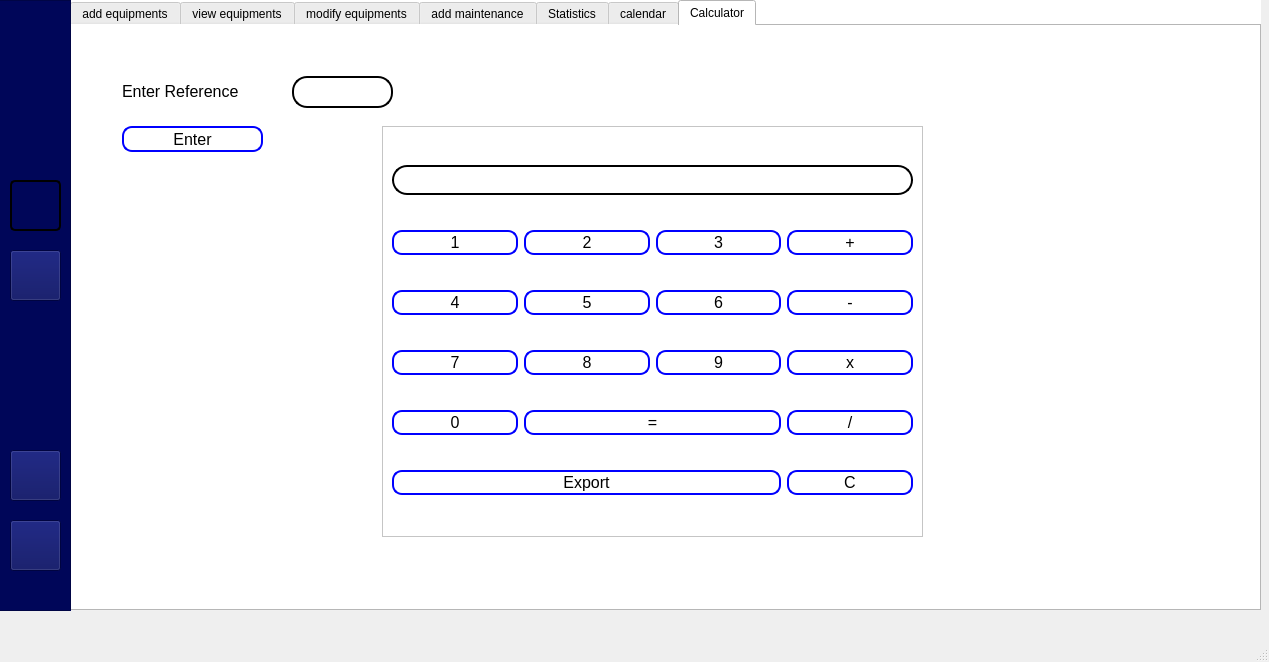
Projet-CPP-2A6/Nautica, file mainwindow.ui: the form before one commit.
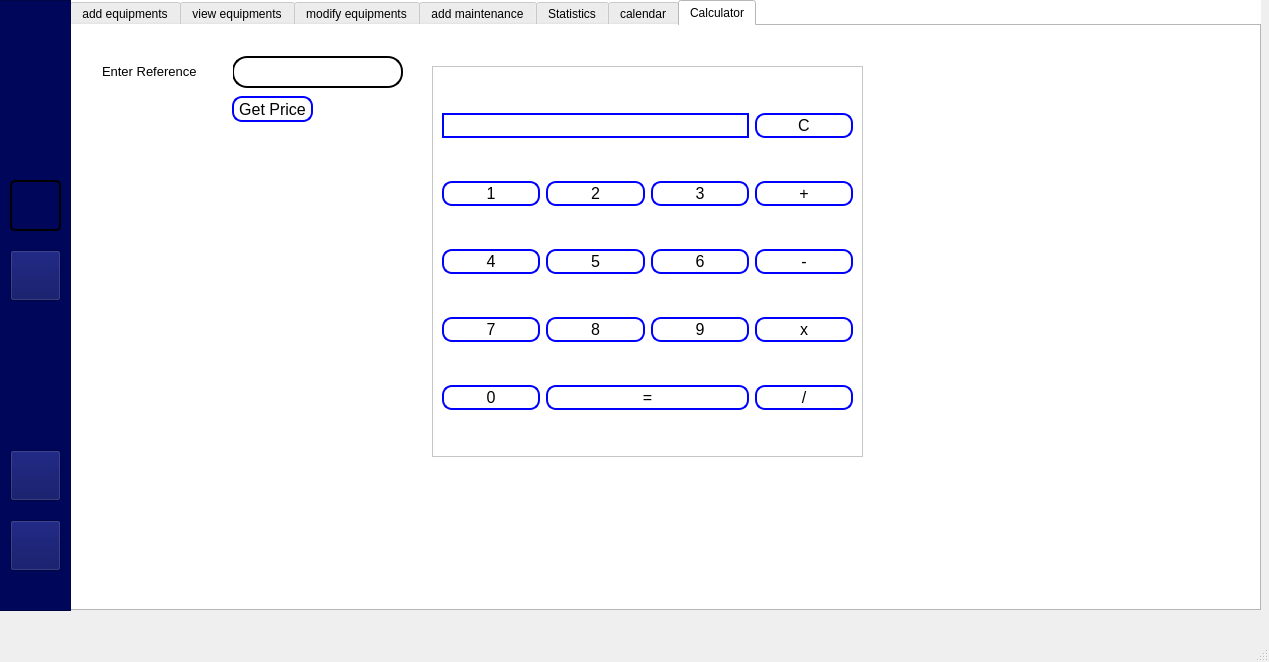
The form after the commit. The open tabs and pages were chosen to show the change. Icons and pictures are not drawn.

The edit to the form file:
```diff
--- a/mainwindow.ui
+++ b/mainwindow.ui
@@ -4729,10 +4729,10 @@
        <widget class="QFrame" name="frame_18">
         <property name="geometry">
          <rect>
-          <x>310</x>
-          <y>100</y>
-          <width>541</width>
-          <height>411</height>
+          <x>360</x>
+          <y>40</y>
+          <width>431</width>
+          <height>391</height>
          </rect>
         </property>
         <property name="frameShape">
@@ -4742,28 +4742,6 @@
          <enum>QFrame::Raised</enum>
         </property>
         <layout class="QGridLayout" name="gridLayout_6">
-         <item row="3" column="2">
-          <widget class="QPushButton" name="pushButton_4">
-           <property name="styleSheet">
-            <string notr="true">QPushButton {
-        background-color: #ffffff; /* Fond blanc */
-        border: 2px solid blue; /* Bordure bleue */
-        border-radius: 10px; /* Coins arrondis */
-        padding: 1px 2px; /* Espacement intérieur */
-        color: black; /* Couleur du texte */
-        font-size: 16px; /* Taille de la police */
-    }
-
-    QPushButton:hover {
-        background-color: blue; /* Nouvelle couleur de fond au survol */
-        color: white; /* Nouvelle couleur de texte au survol */
-    }</string>
-           </property>
-           <property name="text">
-            <string>3</string>
-           </property>
-          </widget>
-         </item>
          <item row="5" column="3">
           <widget class="QPushButton" name="pushButton_5">
            <property name="styleSheet">
@@ -4782,78 +4760,12 @@
     }</string>
            </property>
            <property name="text">
-            <string>x</string>
+            <string>/</string>
            </property>
           </widget>
          </item>
-         <item row="7" column="0" colspan="3">
-          <widget class="QPushButton" name="pushButton_23">
-           <property name="styleSheet">
-            <string notr="true">QPushButton {
-        background-color: #ffffff; /* Fond blanc */
-        border: 2px solid blue; /* Bordure bleue */
-        border-radius: 10px; /* Coins arrondis */
-        padding: 1px 2px; /* Espacement intérieur */
-        color: black; /* Couleur du texte */
-        font-size: 16px; /* Taille de la police */
-    }
-
-    QPushButton:hover {
-        background-color: blue; /* Nouvelle couleur de fond au survol */
-        color: white; /* Nouvelle couleur de texte au survol */
-    }</string>
-           </property>
-           <property name="text">
-            <string>Export</string>
-           </property>
-          </widget>
-         </item>
-         <item row="5" column="1">
-          <widget class="QPushButton" name="pushButton_8">
-           <property name="styleSheet">
-            <string notr="true">QPushButton {
-        background-color: #ffffff; /* Fond blanc */
-        border: 2px solid blue; /* Bordure bleue */
-        border-radius: 10px; /* Coins arrondis */
-        padding: 1px 2px; /* Espacement intérieur */
-        color: black; /* Couleur du texte */
-        font-size: 16px; /* Taille de la police */
-    }
-
-    QPushButton:hover {
-        background-color: blue; /* Nouvelle couleur de fond au survol */
-        color: white; /* Nouvelle couleur de texte au survol */
-    }</string>
-           </property>
-           <property name="text">
-            <string>8</string>
-           </property>
-          </widget>
-         </item>
-         <item row="7" column="3">
-          <widget class="QPushButton" name="pushButton_22">
-           <property name="styleSheet">
-            <string notr="true">QPushButton {
-        background-color: #ffffff; /* Fond blanc */
-        border: 2px solid blue; /* Bordure bleue */
-        border-radius: 10px; /* Coins arrondis */
-        padding: 1px 2px; /* Espacement intérieur */
-        color: black; /* Couleur du texte */
-        font-size: 16px; /* Taille de la police */
-    }
-
-    QPushButton:hover {
-        background-color: blue; /* Nouvelle couleur de fond au survol */
-        color: white; /* Nouvelle couleur de texte au survol */
-    }</string>
-           </property>
-           <property name="text">
-            <string>C</string>
-           </property>
-          </widget>
-         </item>
-         <item row="4" column="0">
-          <widget class="QPushButton" name="pushButton_2">
+         <item row="3" column="0">
+          <widget class="QPushButton" name="calculatorbutton_4">
            <property name="styleSheet">
             <string notr="true">QPushButton {
         background-color: #ffffff; /* Fond blanc */
@@ -4874,8 +4786,8 @@
            </property>
           </widget>
          </item>
-         <item row="3" column="1">
-          <widget class="QPushButton" name="pushButton_20">
+         <item row="4" column="0">
+          <widget class="QPushButton" name="calculatorbutton_7">
            <property name="styleSheet">
             <string notr="true">QPushButton {
         background-color: #ffffff; /* Fond blanc */
@@ -4892,78 +4804,12 @@
     }</string>
            </property>
            <property name="text">
-            <string>2</string>
+            <string>7</string>
            </property>
           </widget>
          </item>
-         <item row="6" column="1" colspan="2">
-          <widget class="QPushButton" name="pushButton_9">
-           <property name="styleSheet">
-            <string notr="true">QPushButton {
-        background-color: #ffffff; /* Fond blanc */
-        border: 2px solid blue; /* Bordure bleue */
-        border-radius: 10px; /* Coins arrondis */
-        padding: 1px 2px; /* Espacement intérieur */
-        color: black; /* Couleur du texte */
-        font-size: 16px; /* Taille de la police */
-    }
-
-    QPushButton:hover {
-        background-color: blue; /* Nouvelle couleur de fond au survol */
-        color: white; /* Nouvelle couleur de texte au survol */
-    }</string>
-           </property>
-           <property name="text">
-            <string>=</string>
-           </property>
-          </widget>
-         </item>
-         <item row="6" column="0">
-          <widget class="QPushButton" name="pushButton_18">
-           <property name="styleSheet">
-            <string notr="true">QPushButton {
-        background-color: #ffffff; /* Fond blanc */
-        border: 2px solid blue; /* Bordure bleue */
-        border-radius: 10px; /* Coins arrondis */
-        padding: 1px 2px; /* Espacement intérieur */
-        color: black; /* Couleur du texte */
-        font-size: 16px; /* Taille de la police */
-    }
-
-    QPushButton:hover {
-        background-color: blue; /* Nouvelle couleur de fond au survol */
-        color: white; /* Nouvelle couleur de texte au survol */
-    }</string>
-           </property>
-           <property name="text">
-            <string>0</string>
-           </property>
-          </widget>
-         </item>
-         <item row="3" column="3">
-          <widget class="QPushButton" name="pushButton_17">
-           <property name="styleSheet">
-            <string notr="true">QPushButton {
-        background-color: #ffffff; /* Fond blanc */
-        border: 2px solid blue; /* Bordure bleue */
-        border-radius: 10px; /* Coins arrondis */
-        padding: 1px 2px; /* Espacement intérieur */
-        color: black; /* Couleur du texte */
-        font-size: 16px; /* Taille de la police */
-    }
-
-    QPushButton:hover {
-        background-color: blue; /* Nouvelle couleur de fond au survol */
-        color: white; /* Nouvelle couleur de texte au survol */
-    }</string>
-           </property>
-           <property name="text">
-            <string>+</string>
-           </property>
-          </widget>
-         </item>
-         <item row="3" column="0">
-          <widget class="QPushButton" name="pushButton_21">
+         <item row="2" column="0">
+          <widget class="QPushButton" name="calculatorbutton_1">
            <property name="styleSheet">
             <string notr="true">QPushButton {
         background-color: #ffffff; /* Fond blanc */
@@ -4984,8 +4830,8 @@
            </property>
           </widget>
          </item>
-         <item row="4" column="1">
-          <widget class="QPushButton" name="pushButton_19">
+         <item row="3" column="1">
+          <widget class="QPushButton" name="calculatorbutton_5">
            <property name="styleSheet">
             <string notr="true">QPushButton {
         background-color: #ffffff; /* Fond blanc */
@@ -5006,8 +4852,8 @@
            </property>
           </widget>
          </item>
-         <item row="5" column="0">
-          <widget class="QPushButton" name="pushButton_10">
+         <item row="4" column="1">
+          <widget class="QPushButton" name="calculatorbutton_8">
            <property name="styleSheet">
             <string notr="true">QPushButton {
         background-color: #ffffff; /* Fond blanc */
@@ -5024,12 +4870,78 @@
     }</string>
            </property>
            <property name="text">
-            <string>7</string>
+            <string>8</string>
            </property>
           </widget>
          </item>
-         <item row="5" column="2">
-          <widget class="QPushButton" name="pushButton_7">
+         <item row="1" column="3">
+          <widget class="QPushButton" name="calculatorbutton_clear">
+           <property name="styleSheet">
+            <string notr="true">QPushButton {
+        background-color: #ffffff; /* Fond blanc */
+        border: 2px solid blue; /* Bordure bleue */
+        border-radius: 10px; /* Coins arrondis */
+        padding: 1px 2px; /* Espacement intérieur */
+        color: black; /* Couleur du texte */
+        font-size: 16px; /* Taille de la police */
+    }
+
+    QPushButton:hover {
+        background-color: blue; /* Nouvelle couleur de fond au survol */
+        color: white; /* Nouvelle couleur de texte au survol */
+    }</string>
+           </property>
+           <property name="text">
+            <string>C</string>
+           </property>
+          </widget>
+         </item>
+         <item row="2" column="3">
+          <widget class="QPushButton" name="calculatorbutton_plus">
+           <property name="styleSheet">
+            <string notr="true">QPushButton {
+        background-color: #ffffff; /* Fond blanc */
+        border: 2px solid blue; /* Bordure bleue */
+        border-radius: 10px; /* Coins arrondis */
+        padding: 1px 2px; /* Espacement intérieur */
+        color: black; /* Couleur du texte */
+        font-size: 16px; /* Taille de la police */
+    }
+
+    QPushButton:hover {
+        background-color: blue; /* Nouvelle couleur de fond au survol */
+        color: white; /* Nouvelle couleur de texte au survol */
+    }</string>
+           </property>
+           <property name="text">
+            <string>+</string>
+           </property>
+          </widget>
+         </item>
+         <item row="5" column="1" colspan="2">
+          <widget class="QPushButton" name="calculatorbutton_equals">
+           <property name="styleSheet">
+            <string notr="true">QPushButton {
+        background-color: #ffffff; /* Fond blanc */
+        border: 2px solid blue; /* Bordure bleue */
+        border-radius: 10px; /* Coins arrondis */
+        padding: 1px 2px; /* Espacement intérieur */
+        color: black; /* Couleur du texte */
+        font-size: 16px; /* Taille de la police */
+    }
+
+    QPushButton:hover {
+        background-color: blue; /* Nouvelle couleur de fond au survol */
+        color: white; /* Nouvelle couleur de texte au survol */
+    }</string>
+           </property>
+           <property name="text">
+            <string>=</string>
+           </property>
+          </widget>
+         </item>
+         <item row="4" column="2">
+          <widget class="QPushButton" name="calculatorbutton_9">
            <property name="styleSheet">
             <string notr="true">QPushButton {
         background-color: #ffffff; /* Fond blanc */
@@ -5050,27 +4962,30 @@
            </property>
           </widget>
          </item>
-         <item row="1" column="0" colspan="4">
-          <widget class="QLineEdit" name="lineEdit_3">
+         <item row="2" column="2">
+          <widget class="QPushButton" name="calculatorbutton_3">
            <property name="styleSheet">
-            <string notr="true">QLineEdit {
-        border: 2px solid black;
-        border-radius: 15px;
-        padding: 5px;
-        background-color: rgba(255, 255, 255);
-        color: black;
+            <string notr="true">QPushButton {
+        background-color: #ffffff; /* Fond blanc */
+        border: 2px solid blue; /* Bordure bleue */
+        border-radius: 10px; /* Coins arrondis */
+        padding: 1px 2px; /* Espacement intérieur */
+        color: black; /* Couleur du texte */
+        font-size: 16px; /* Taille de la police */
     }
 
-    QLineEdit:focus {
-        border-color: black;
-        background-color: rgba(248, 248, 248, 1);
-    }
-    </string>
+    QPushButton:hover {
+        background-color: blue; /* Nouvelle couleur de fond au survol */
+        color: white; /* Nouvelle couleur de texte au survol */
+    }</string>
            </property>
+           <property name="text">
+            <string>3</string>
+           </property>
           </widget>
          </item>
-         <item row="6" column="3">
-          <widget class="QPushButton" name="pushButton_15">
+         <item row="2" column="1">
+          <widget class="QPushButton" name="calculatorbutton_2">
            <property name="styleSheet">
             <string notr="true">QPushButton {
         background-color: #ffffff; /* Fond blanc */
@@ -5087,12 +5002,12 @@
     }</string>
            </property>
            <property name="text">
-            <string>/</string>
+            <string>2</string>
            </property>
           </widget>
          </item>
-         <item row="4" column="3">
-          <widget class="QPushButton" name="pushButton_16">
+         <item row="3" column="3">
+          <widget class="QPushButton" name="calculatorbutton_minus">
            <property name="styleSheet">
             <string notr="true">QPushButton {
         background-color: #ffffff; /* Fond blanc */
@@ -5113,8 +5028,8 @@
            </property>
           </widget>
          </item>
-         <item row="4" column="2">
-          <widget class="QPushButton" name="pushButton_14">
+         <item row="3" column="2">
+          <widget class="QPushButton" name="calculatorbutton_6">
            <property name="styleSheet">
             <string notr="true">QPushButton {
         background-color: #ffffff; /* Fond blanc */
@@ -5135,14 +5050,71 @@
            </property>
           </widget>
          </item>
+         <item row="5" column="0">
+          <widget class="QPushButton" name="calculatorbutton_0">
+           <property name="styleSheet">
+            <string notr="true">QPushButton {
+        background-color: #ffffff; /* Fond blanc */
+        border: 2px solid blue; /* Bordure bleue */
+        border-radius: 10px; /* Coins arrondis */
+        padding: 1px 2px; /* Espacement intérieur */
+        color: black; /* Couleur du texte */
+        font-size: 16px; /* Taille de la police */
+    }
+
+    QPushButton:hover {
+        background-color: blue; /* Nouvelle couleur de fond au survol */
+        color: white; /* Nouvelle couleur de texte au survol */
+    }</string>
+           </property>
+           <property name="text">
+            <string>0</string>
+           </property>
+          </widget>
+         </item>
+         <item row="4" column="3">
+          <widget class="QPushButton" name="calculatorbutton_multiply">
+           <property name="styleSheet">
+            <string notr="true">QPushButton {
+        background-color: #ffffff; /* Fond blanc */
+        border: 2px solid blue; /* Bordure bleue */
+        border-radius: 10px; /* Coins arrondis */
+        padding: 1px 2px; /* Espacement intérieur */
+        color: black; /* Couleur du texte */
+        font-size: 16px; /* Taille de la police */
+    }
+
+    QPushButton:hover {
+        background-color: blue; /* Nouvelle couleur de fond au survol */
+        color: white; /* Nouvelle couleur de texte au survol */
+    }</string>
+           </property>
+           <property name="text">
+            <string>x</string>
+           </property>
+          </widget>
+         </item>
+         <item row="1" column="0" colspan="3">
+          <widget class="QLabel" name="calculatorDisplay">
+           <property name="styleSheet">
+            <string notr="true">QLabel {
+	font: 16pt &quot;MS Shell Dlg 2&quot;;
+    border: 2px solid blue;
+}</string>
+           </property>
+           <property name="text">
+            <string/>
+           </property>
+          </widget>
+         </item>
         </layout>
        </widget>
        <widget class="QLineEdit" name="lineEdit_4">
         <property name="geometry">
          <rect>
-          <x>220</x>
-          <y>50</y>
-          <width>101</width>
+          <x>160</x>
+          <y>30</y>
+          <width>171</width>
           <height>32</height>
          </rect>
         </property>
@@ -5165,17 +5137,24 @@
        <widget class="QLabel" name="label_75">
         <property name="geometry">
          <rect>
-          <x>50</x>
-          <y>50</y>
-          <width>151</width>
+          <x>30</x>
+          <y>30</y>
+          <width>131</width>
           <height>31</height>
          </rect>
         </property>
         <property name="font">
          <font>
-          <pointsize>12</pointsize>
+          <family>MS Shell Dlg 2</family>
+          <pointsize>10</pointsize>
+          <weight>50</weight>
+          <italic>false</italic>
+          <bold>false</bold>
          </font>
         </property>
+        <property name="styleSheet">
+         <string notr="true">font: 10pt &quot;MS Shell Dlg 2&quot;;</string>
+        </property>
         <property name="text">
          <string>Enter Reference</string>
         </property>
@@ -5183,9 +5162,9 @@
        <widget class="QPushButton" name="pushButton_24">
         <property name="geometry">
          <rect>
-          <x>50</x>
-          <y>100</y>
-          <width>141</width>
+          <x>160</x>
+          <y>70</y>
+          <width>81</width>
           <height>26</height>
          </rect>
         </property>
@@ -5205,7 +5184,7 @@
     }</string>
         </property>
         <property name="text">
-         <string>Enter</string>
+         <string>Get Price</string>
         </property>
        </widget>
       </widget>
```
Left out of the diff: 14 changed lines with no effect on the pictures.
